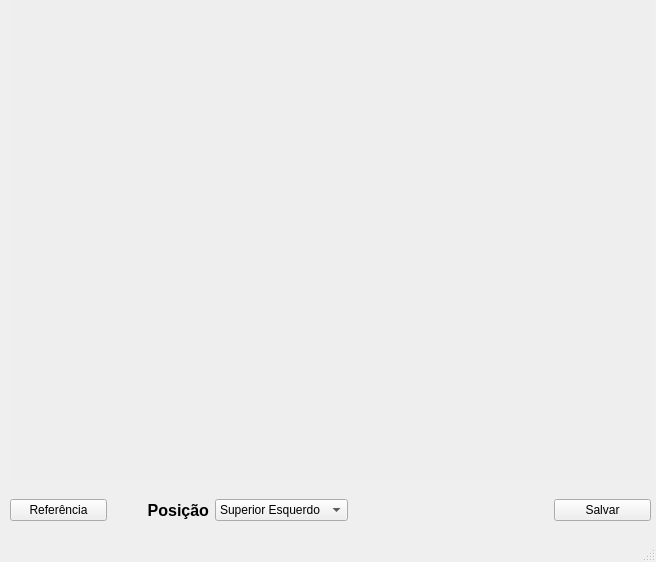
Old version of the form interface/corte.ui in the repository Red-Dragons-UFSCar/red-visao.
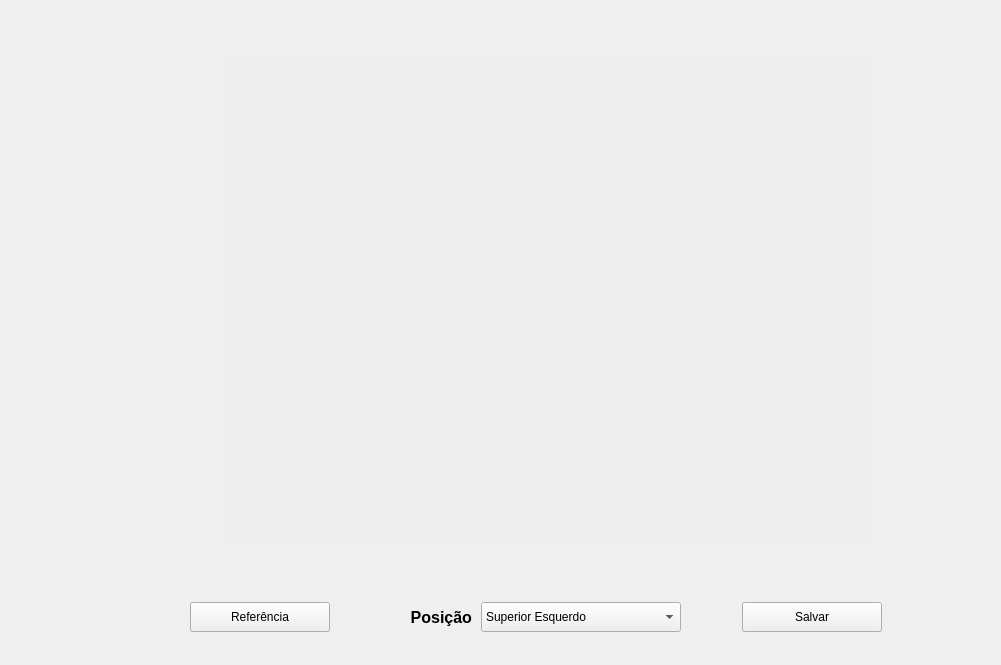
New version of the form.

Patch:
```diff
--- a/interface/corte.ui
+++ b/interface/corte.ui
@@ -1,24 +1,23 @@
 <?xml version="1.0" encoding="UTF-8"?>
 <ui version="4.0">
- <class>MainWindow</class>
- <widget class="QMainWindow" name="MainWindow">
+ <class>Form</class>
+ <widget class="QWidget" name="Form">
   <property name="geometry">
    <rect>
     <x>0</x>
     <y>0</y>
-    <width>656</width>
-    <height>562</height>
+    <width>1001</width>
+    <height>665</height>
    </rect>
   </property>
   <property name="windowTitle">
    <string>Corte</string>
   </property>
-  <widget class="QWidget" name="centralwidget">
    <widget class="QLabel" name="QT_Imagem">
     <property name="geometry">
      <rect>
-      <x>10</x>
-      <y>0</y>
+     <x>230</x>
+     <y>60</y>
       <width>640</width>
       <height>480</height>
      </rect>
@@ -30,25 +29,15 @@
      <string/>
     </property>
    </widget>
-   <widget class="QWidget" name="horizontalLayoutWidget">
-    <property name="geometry">
-     <rect>
-      <x>10</x>
-      <y>490</y>
-      <width>641</width>
-      <height>41</height>
-     </rect>
-    </property>
-    <layout class="QHBoxLayout" name="horizontalLayout">
-     <item>
-      <widget class="QPushButton" name="QT_btReferencia">
-       <property name="text">
-        <string>Referência</string>
-       </property>
-      </widget>
-     </item>
-     <item>
       <widget class="QLabel" name="label">
+   <property name="geometry">
+    <rect>
+     <x>332</x>
+     <y>602</y>
+     <width>140</width>
+     <height>30</height>
+    </rect>
+   </property>
        <property name="sizePolicy">
         <sizepolicy hsizetype="Preferred" vsizetype="Preferred">
          <horstretch>0</horstretch>
@@ -69,9 +58,41 @@
         <set>Qt::AlignRight|Qt::AlignTrailing|Qt::AlignVCenter</set>
        </property>
       </widget>
-     </item>
-     <item>
+  <widget class="QPushButton" name="QT_btFinalizar">
+   <property name="geometry">
+    <rect>
+     <x>742</x>
+     <y>602</y>
+     <width>140</width>
+     <height>30</height>
+    </rect>
+   </property>
+   <property name="text">
+    <string>Salvar</string>
+   </property>
+  </widget>
+  <widget class="QPushButton" name="QT_btReferencia">
+   <property name="geometry">
+    <rect>
+     <x>190</x>
+     <y>602</y>
+     <width>140</width>
+     <height>30</height>
+    </rect>
+   </property>
+   <property name="text">
+    <string>Referência</string>
+   </property>
+  </widget>
       <widget class="QComboBox" name="QT_posicao">
+   <property name="geometry">
+    <rect>
+     <x>481</x>
+     <y>602</y>
+     <width>200</width>
+     <height>30</height>
+    </rect>
+   </property>
        <property name="sizePolicy">
         <sizepolicy hsizetype="Preferred" vsizetype="Fixed">
          <horstretch>0</horstretch>
@@ -99,44 +120,6 @@
         </property>
        </item>
       </widget>
-     </item>
-     <item>
-      <spacer name="horizontalSpacer">
-       <property name="orientation">
-        <enum>Qt::Horizontal</enum>
-       </property>
-       <property name="sizeType">
-        <enum>QSizePolicy::Fixed</enum>
-       </property>
-       <property name="sizeHint" stdset="0">
-        <size>
-         <width>200</width>
-         <height>20</height>
-        </size>
-       </property>
-      </spacer>
-     </item>
-     <item>
-      <widget class="QPushButton" name="QT_btFinalizar">
-       <property name="text">
-        <string>Salvar</string>
-       </property>
-      </widget>
-     </item>
-    </layout>
-   </widget>
-  </widget>
-  <widget class="QMenuBar" name="menubar">
-   <property name="geometry">
-    <rect>
-     <x>0</x>
-     <y>0</y>
-     <width>656</width>
-     <height>28</height>
-    </rect>
-   </property>
-  </widget>
-  <widget class="QStatusBar" name="statusbar"/>
  </widget>
  <resources/>
  <connections/>
```
Left out of the diff: 2 changed lines with no effect on the pictures. Lines whose indentation alone changed are shown as unchanged.
